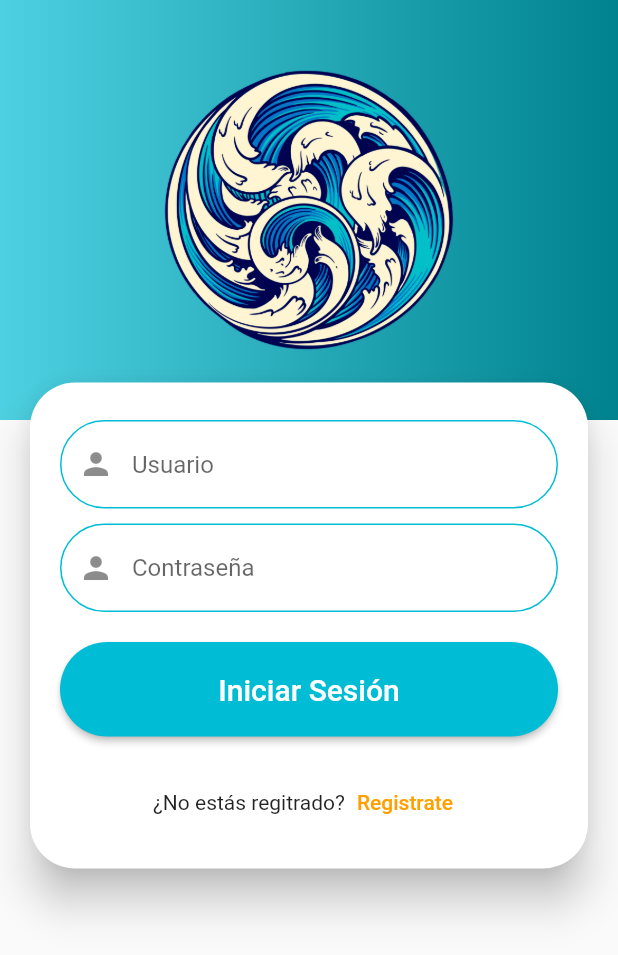
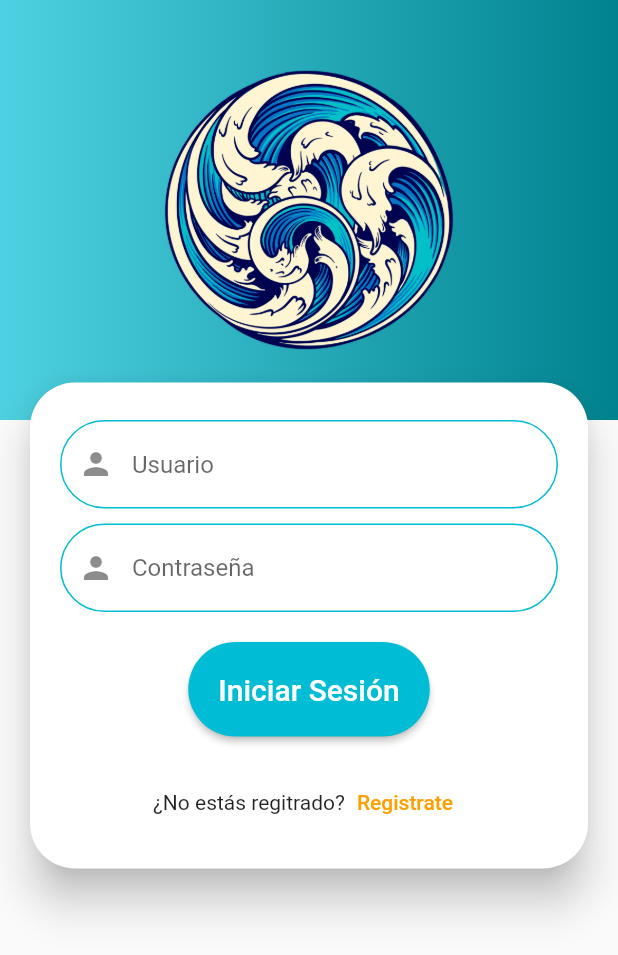
Before and after one commit to Gilmhar/My_Flutter_aplication, a Flutter app: the RegisterForm screen opened directly, scrolled down 323 dp, after a tap on "Crear Usuario", after a tap on "Inicia Sesión", on a phone screen of 412 x 824 dp. Shown: the top 955 px of the screen. Run offline on Flutter 3.47's test engine with Material 2 defaults, Android fonts, the phone set to English and light mode, and no system bars; our stand-ins replace fluttertoast, shared_preferences, sqflite, toast; accounts and stored records are empty.

Commit message:
se corrigio campo apellido en db

```diff
--- a/lib/database_handler/db_helper.dart
+++ b/lib/database_handler/db_helper.dart
@@ -18,7 +18,7 @@ class DbHelper {
   static const String cUserID = 'user_id';
   static const String cUserUser = 'user_user';
   static const String cUserName = 'user_name';
-  static const String cUserLastname = 'user_lastname';
+  static const String cUserAname = 'user_aname';
   static const String cUserCurp = 'user_curp';
   static const String cEmail = 'email';
   static const String cPhone = 'phone';
@@ -47,7 +47,7 @@ class DbHelper {
         " $cUserID TEXT, "
         " $cUserUser TEXT, "
         " $cUserName TEXT, "
-        " $cUserLastname TEXT, "
+        " $cUserAname TEXT, "
         " $cUserCurp TEXT, "
         " $cEmail TEXT, "
         " $cPhone TEXT, "
--- a/lib/src/screens/login_page.dart
+++ b/lib/src/screens/login_page.dart
@@ -4,7 +4,7 @@ import 'package:my_aplication/comm/gen_text_form_field.dart';
 import 'package:my_aplication/comm/gen_toast_text_field.dart';
 import 'package:my_aplication/database_handler/db_helper.dart';
 import 'package:my_aplication/models/user_model.dart';
-import 'package:my_aplication/src/screens/homeForm.dart';
+import 'package:my_aplication/src/screens/home_form.dart';
 import 'package:my_aplication/src/screens/register_form.dart';
 import 'package:shared_preferences/shared_preferences.dart';
 
@@ -18,8 +18,6 @@ class LoginPage extends StatefulWidget {
 class _LoginPageState extends State<LoginPage> {
   final Future<SharedPreferences> _pref = SharedPreferences.getInstance();
   final _formKey = GlobalKey<FormState>();
-
-  bool _loading = false;
 
   final _conUserId = TextEditingController();
   final _conPassword = TextEditingController();
@@ -106,27 +104,11 @@ class _LoginPageState extends State<LoginPage> {
                               backgroundColor: Colors.cyan,
                               padding: const EdgeInsets.all(20)),
                           onPressed: () {
-                            _login(context);
+                            login();
                           },
-                          child: Row(
-                            mainAxisAlignment: MainAxisAlignment.center,
-                            children: [
-                              const Text(
-                                'Iniciar Sesión',
-                                style: TextStyle(
-                                    fontSize: 20, color: Colors.white),
-                              ),
-                              if (_loading)
-                                Container(
-                                  height: 20,
-                                  width: 20,
-                                  margin: const EdgeInsets.only(left: 20),
-                                  child: const CircularProgressIndicator(
-                                    valueColor: AlwaysStoppedAnimation<Color>(
-                                        Colors.white),
-                                  ),
-                                )
-                            ],
+                          child: const Text(
+                            'Iniciar Sesión',
+                            style: TextStyle(fontSize: 20, color: Colors.white),
                           ),
                         ),
                         const SizedBox(
@@ -160,12 +142,4 @@ class _LoginPageState extends State<LoginPage> {
       ),
     );
   }
-
-  void _login(BuildContext context) {
-    if (!_loading) {
-      setState(() {
-        _loading = true;
-      });
-    }
-  }
 }
--- a/lib/src/screens/register_form.dart
+++ b/lib/src/screens/register_form.dart
@@ -164,27 +164,10 @@ class _RegisterFormState extends State<RegisterForm> {
                             padding: const EdgeInsets.all(20)),
                         onPressed: () {
                           signUp();
-                          _login(context);
                         },
-                        child: Row(
-                          mainAxisAlignment: MainAxisAlignment.center,
-                          children: [
-                            const Text(
-                              'Crear Usuario',
-                              style:
-                                  TextStyle(fontSize: 20, color: Colors.white),
-                            ),
-                            if (_loading)
-                              Container(
-                                height: 20,
-                                width: 20,
-                                margin: const EdgeInsets.only(left: 20),
-                                child: const CircularProgressIndicator(
-                                  valueColor: AlwaysStoppedAnimation<Color>(
-                                      Colors.white),
-                                ),
-                              )
-                          ],
+                        child: const Text(
+                          'Crear Usuario',
+                          style: TextStyle(fontSize: 20, color: Colors.white),
                         ),
                       ),
                       const SizedBox(
@@ -217,12 +200,4 @@ class _RegisterFormState extends State<RegisterForm> {
       ),
     );
   }
-
-  void _login(BuildContext context) {
-    if (!_loading) {
-      setState(() {
-        _loading = true;
-      });
-    }
-  }
 }
```
Also changed, not shown: lib/src/screens/home_form.dart (renamed from lib/src/screens/homeForm.dart).
